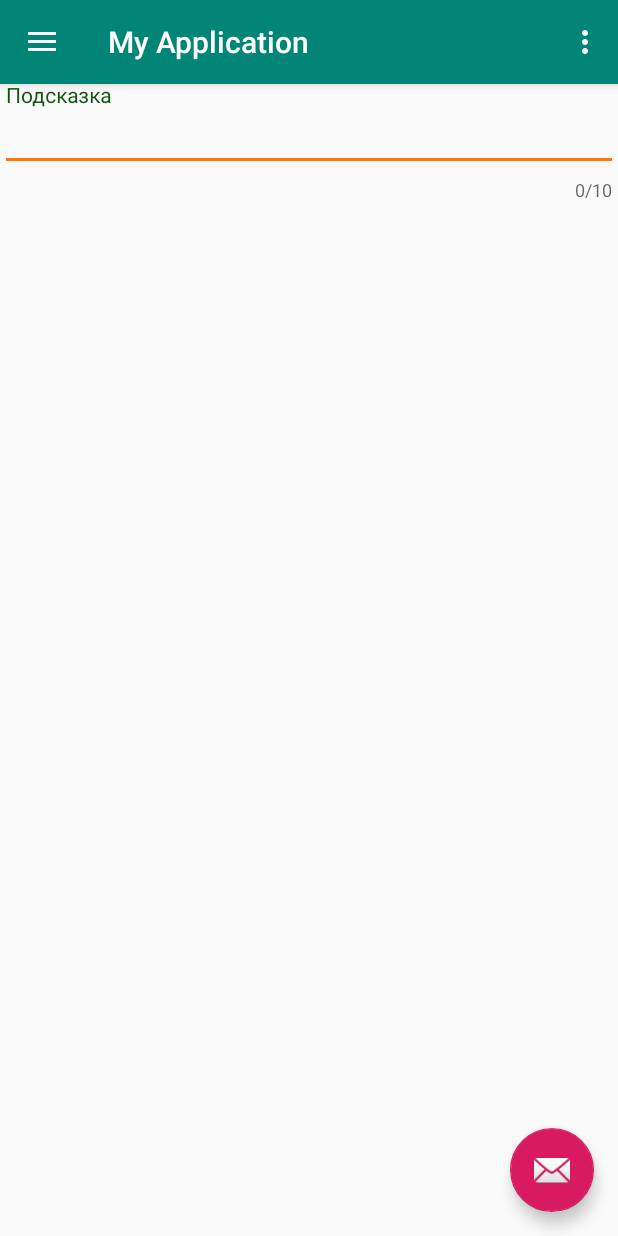
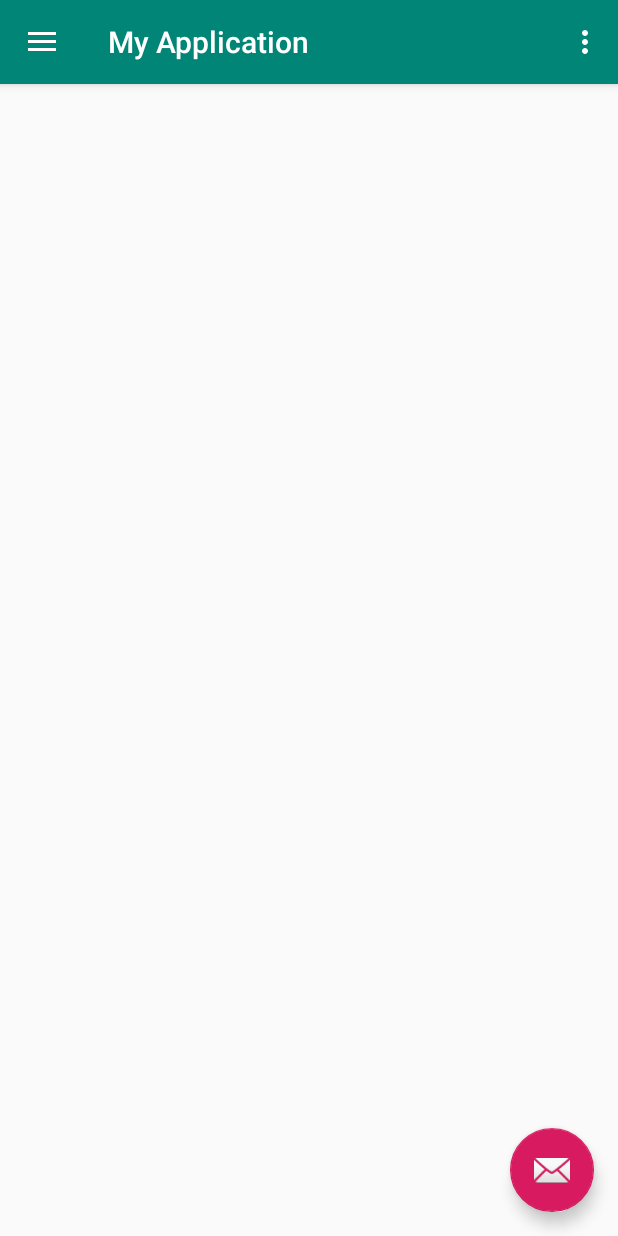
Before and after one commit to SerzhBelik/MaterialDesign, an Android app: the screen it shows after launch (MainActivity), on a phone screen of 412 x 824 dp. Run offline under Robolectric (Android 15) with nearby library versions, the phone set to English and light mode, and no system bars.

Commit message:
начало

```diff
--- a/app/src/main/res/layout/content_main.xml
+++ b/app/src/main/res/layout/content_main.xml
@@ -8,19 +8,5 @@
     tools:context=".MainActivity"
     tools:showIn="@layout/app_bar_main">
 
-    <android.support.design.widget.TextInputLayout
-    android:id="@+id/inputLayout"
-    android:layout_width="match_parent"
-    android:layout_height="wrap_content"
-    app:hintTextAppearance="@style/EditTextHintStyle"
-    app:counterEnabled="true"
-    app:counterMaxLength="10">
-    <EditText
-        android:layout_width="match_parent"
-        android:layout_height="wrap_content"
-        android:hint="Подсказка"
-        android:id="@+id/editText"
-        android:theme="@style/EditTextStyle"/>
-</android.support.design.widget.TextInputLayout>
 
 </android.support.constraint.ConstraintLayout>
```
